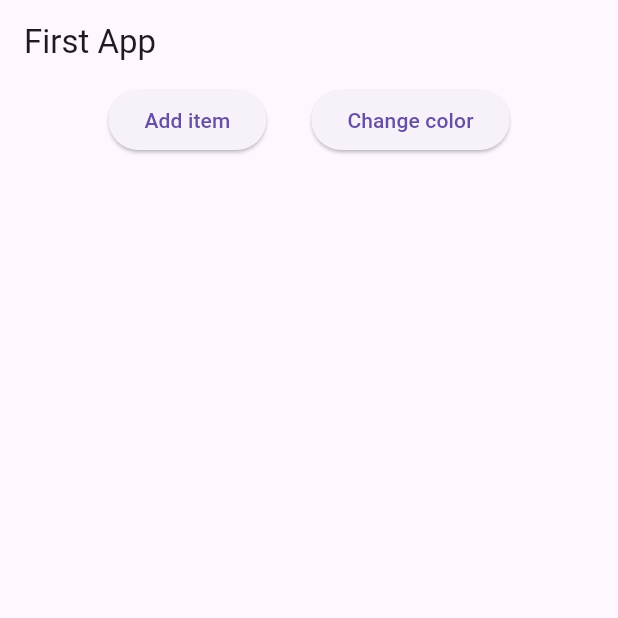
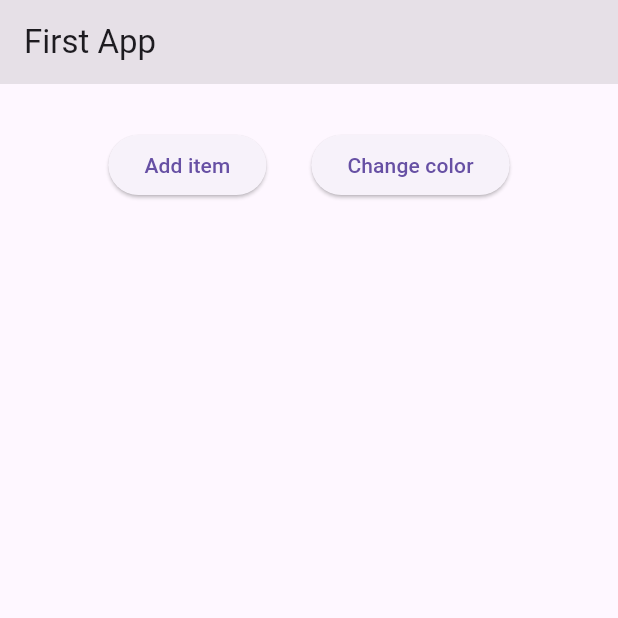
Before and after one commit to PrathameshNonstopIo/Random-Color-Items, a Flutter app: the screen it shows after launch, on a phone screen of 412 x 824 dp, the top half of it. Run offline on Flutter 3.47's test engine with Material 3 defaults, Android fonts, the phone set to English and light mode, and no system bars.

Commit message:
Random appbar color

```diff
--- a/lib/screens/home_screen.dart
+++ b/lib/screens/home_screen.dart
@@ -18,9 +18,11 @@ class _HomeScreenState extends State<HomeScreen> {
       builder: (context, data, child) => Scaffold(
           appBar: AppBar(
             title: const Text("First App"),
+            backgroundColor: randomColor(),
           ),
           body: Column(
             children: [
+              const SizedBox(height: 30,),
               Row(
                 mainAxisAlignment: MainAxisAlignment.center,
                 children: [
```
